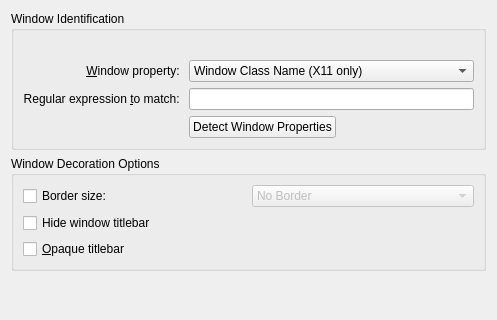
Qt form kdecoration/config/ui/breezeexceptiondialog.ui (paulmcauley/klassy) before a commit; both pictures show x 0 to 497 and y 0 to 320 of the 497 by 521 pixel window.
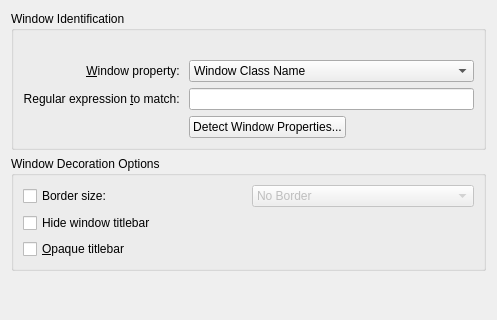
The same form after that commit.

Commit message:
kdecoration: Port to DecoratedClient::windowClass()
It removes the need for X11 and makes window class matching work on
wayland.

Patch:
```diff
--- a/kdecoration/config/ui/breezeexceptiondialog.ui
+++ b/kdecoration/config/ui/breezeexceptiondialog.ui
@@ -73,7 +73,7 @@
        <widget class="QComboBox" name="exceptionWindowPropertyType">
         <item>
          <property name="text">
-          <string>Window Class Name (X11 only)</string>
+          <string>Window Class Name</string>
          </property>
         </item>
         <item>
@@ -86,7 +86,7 @@
       <item row="4" column="1">
        <widget class="QPushButton" name="detectDialogButton">
         <property name="text">
-         <string>Detect Window Properties</string>
+         <string>Detect Window Properties...</string>
         </property>
        </widget>
       </item>
```
The commit also changes 3 other files.
